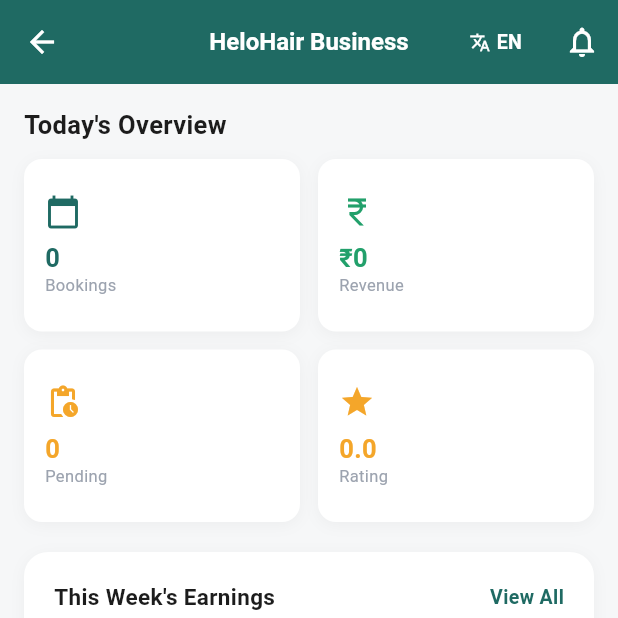
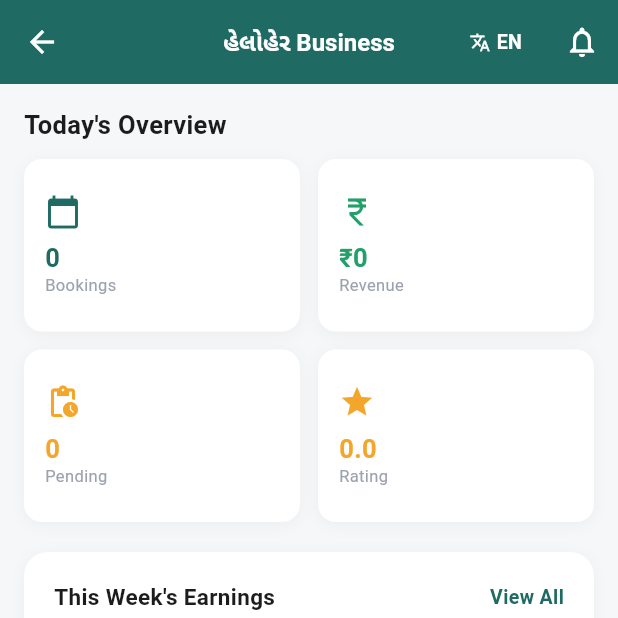
Before and after one commit to mihir-kanzariya/salon-owner, a Flutter app: the DashboardScreen screen opened directly, after a tap on "ગુ", on a phone screen of 412 x 824 dp, the top half of it. Run offline on Flutter 3.47's test engine with Material 3 defaults, Android fonts, the light colour scheme and no system bars; our stand-ins replace cached_network_image, connectivity_plus, firebase_core, firebase_messaging, flutter_local_notifications, flutter_secure_storage and 6 more; accounts and stored records are empty; network calls fail; project files that could hold a hidden picture were left out.

Commit message:
Fix: PNG logo on splash, wire translations to dashboard header

```diff
--- a/lib/features/salon/dashboard/presentation/screens/dashboard_screen.dart
+++ b/lib/features/salon/dashboard/presentation/screens/dashboard_screen.dart
@@ -1,3 +1,4 @@
+import '../../../../../core/i18n/locale_provider.dart';
 import '../../../../../core/widgets/language_toggle.dart';
 import 'dart:async';
 import 'package:flutter/material.dart';
@@ -169,7 +170,7 @@
         title: Column(
           crossAxisAlignment: CrossAxisAlignment.start,
           children: [
-            const Text('HeloHair Business', style: TextStyle(fontSize: 16, fontWeight: FontWeight.w700)),
+            Builder(builder: (ctx) { final l = ctx.watch<LocaleProvider>(); return Text('${l.tr('app_name')} Business', style: const TextStyle(fontSize: 16, fontWeight: FontWeight.w700)); }),
             if (sp.salonName != null)
               Text(sp.salonName!, style: const TextStyle(fontSize: 12, fontWeight: FontWeight.w400, color: AppColors.textSecondary)),
           ],
--- a/lib/features/splash/presentation/screens/splash_screen.dart
+++ b/lib/features/splash/presentation/screens/splash_screen.dart
@@ -82,7 +82,7 @@
               ),
               child: ClipRRect(
                 borderRadius: BorderRadius.circular(20),
-                child: SvgPicture.asset('assets/images/helohair-logo.svg', width: 64, height: 64),
+                child: Image.asset('assets/images/helohair-logo.png', width: 64, height: 64, fit: BoxFit.contain),
               ),
             ),
             const SizedBox(height: 24),
```
Also changed, not shown: assets/images/helohair-logo.png (added).
